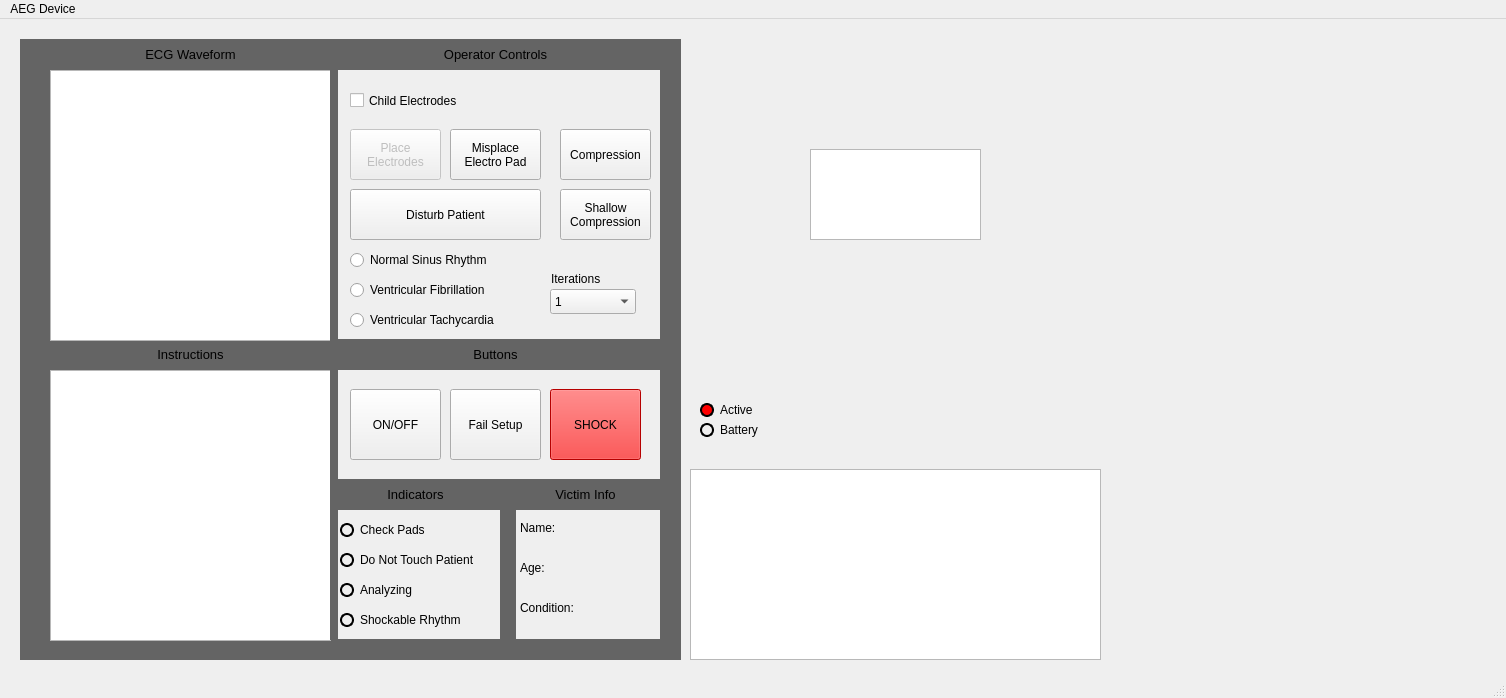
ConnorG1067/COMP3004-FA, file COMP3004-FA/mainwindow.ui: the form before one commit.
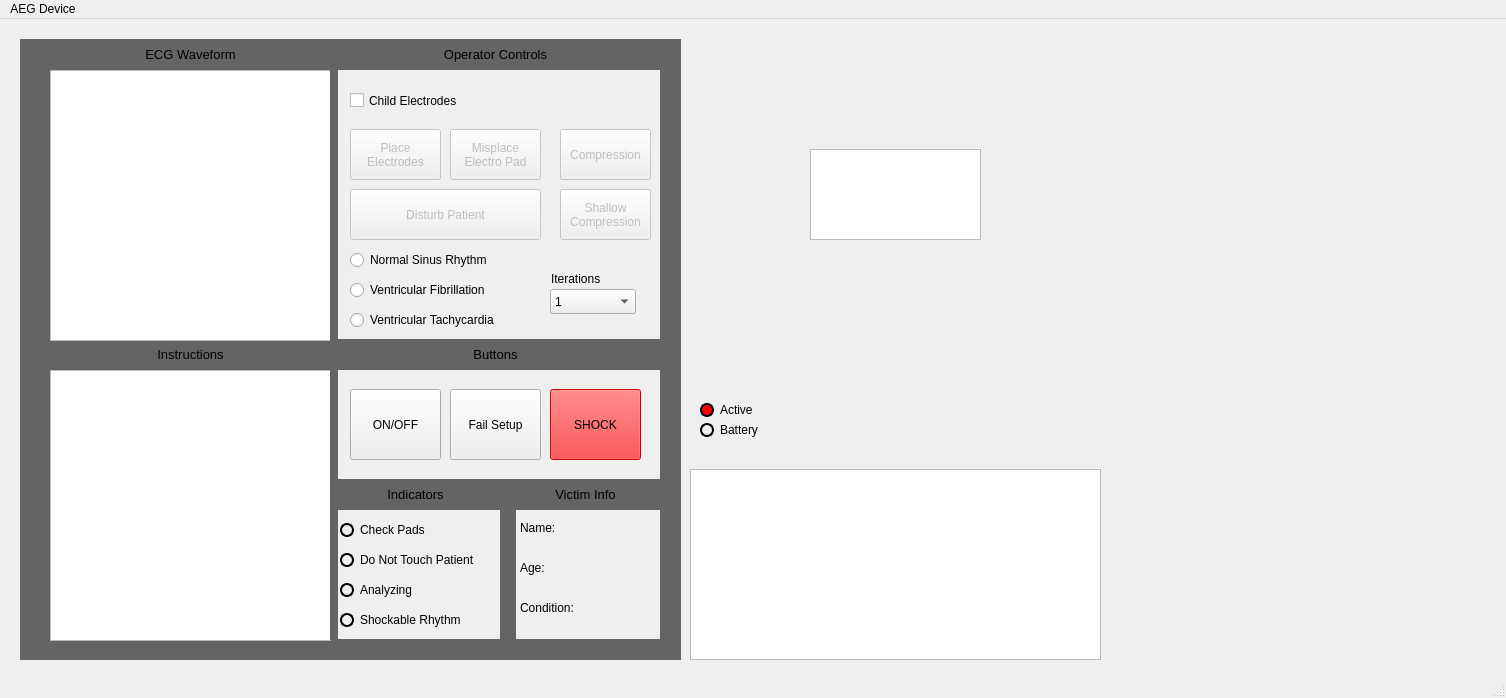
The form after the commit. Icons and pictures are not drawn.

Commit message: disabled buttons on start; aed shock button functionality

```diff
--- a/COMP3004-FA/mainwindow.ui
+++ b/COMP3004-FA/mainwindow.ui
@@ -134,6 +134,9 @@
     </property>
    </widget>
    <widget class="QPushButton" name="shock">
+    <property name="enabled">
+     <bool>false</bool>
+    </property>
     <property name="geometry">
      <rect>
       <x>550</x>
@@ -280,6 +283,9 @@
     </property>
    </widget>
    <widget class="QPushButton" name="disturbPatientBtn">
+    <property name="enabled">
+     <bool>false</bool>
+    </property>
     <property name="geometry">
      <rect>
       <x>350</x>
@@ -553,7 +559,7 @@
    </widget>
    <widget class="QPushButton" name="misPlacePad">
     <property name="enabled">
-     <bool>true</bool>
+     <bool>false</bool>
     </property>
     <property name="geometry">
      <rect>
@@ -743,7 +749,7 @@
    </widget>
    <widget class="QPushButton" name="compression">
     <property name="enabled">
-     <bool>true</bool>
+     <bool>false</bool>
     </property>
     <property name="geometry">
      <rect>
@@ -759,7 +765,7 @@
    </widget>
    <widget class="QPushButton" name="poorCompression">
     <property name="enabled">
-     <bool>true</bool>
+     <bool>false</bool>
     </property>
     <property name="geometry">
      <rect>
```
The commit also changes 1 other file.
